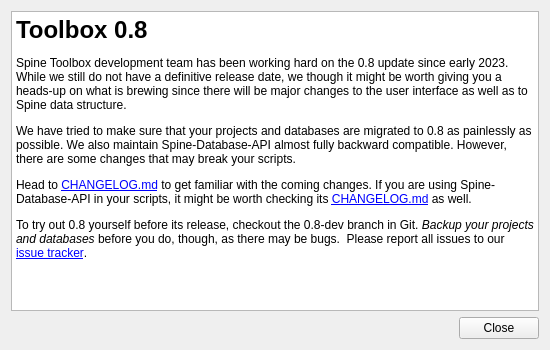
This is spinetoolbox/ui/upgrade_notification.ui in spine-tools/Spine-Toolbox as Qt 5 draws it before an edit. The edited form follows.
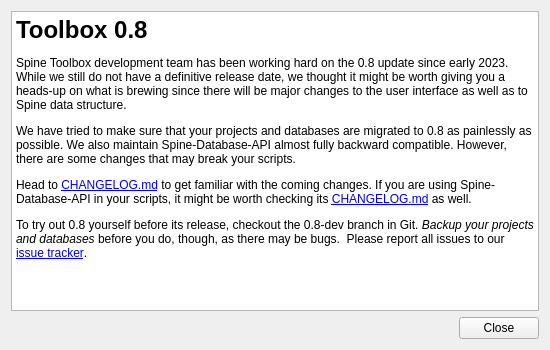
This is the edited form.

Commit message:
Fix typo in Upgrade notification window
Re #2348

```diff
--- a/spinetoolbox/ui/upgrade_notification.ui
+++ b/spinetoolbox/ui/upgrade_notification.ui
@@ -43,7 +43,7 @@
 li.checked::marker { content: &quot;\2612&quot;; }
 &lt;/style&gt;&lt;/head&gt;&lt;body style=&quot; font-family:'Segoe UI'; font-size:9pt; font-weight:400; font-style:normal;&quot;&gt;
 &lt;h1 style=&quot; margin-top:18px; margin-bottom:12px; margin-left:0px; margin-right:0px; -qt-block-indent:0; text-indent:0px;&quot;&gt;&lt;span style=&quot; font-size:xx-large; font-weight:700;&quot;&gt;Toolbox 0.8&lt;/span&gt;&lt;/h1&gt;
-&lt;p style=&quot; margin-top:12px; margin-bottom:12px; margin-left:0px; margin-right:0px; -qt-block-indent:0; text-indent:0px;&quot;&gt;Spine Toolbox development team has been working hard on the 0.8 update since early 2023. While we still do not have a definitive release date, we though it might be worth giving you a heads-up on what is brewing since there will be major changes to the user interface as well as to Spine data structure.&lt;/p&gt;
+&lt;p style=&quot; margin-top:12px; margin-bottom:12px; margin-left:0px; margin-right:0px; -qt-block-indent:0; text-indent:0px;&quot;&gt;Spine Toolbox development team has been working hard on the 0.8 update since early 2023. While we still do not have a definitive release date, we thought it might be worth giving you a heads-up on what is brewing since there will be major changes to the user interface as well as to Spine data structure.&lt;/p&gt;
 &lt;p style=&quot; margin-top:12px; margin-bottom:12px; margin-left:0px; margin-right:0px; -qt-block-indent:0; text-indent:0px;&quot;&gt;We have tried to make sure that your projects and databases are migrated to 0.8 as painlessly as possible. We also maintain Spine-Database-API almost fully backward compatible. However, there are some changes that may break your scripts.&lt;/p&gt;
 &lt;p style=&quot; margin-top:12px; margin-bottom:12px; margin-left:0px; margin-right:0px; -qt-block-indent:0; text-indent:0px;&quot;&gt;Head to &lt;a href=&quot;https://github.com/spine-tools/Spine-Toolbox/blob/0.8-dev/CHANGELOG.md&quot;&gt;&lt;span style=&quot; text-decoration: underline; color:#0000ff;&quot;&gt;CHANGELOG.md&lt;/span&gt;&lt;/a&gt; to get familiar with the coming changes. If you are using Spine-Database-API in your scripts, it might be worth checking its &lt;a href=&quot;https://github.com/spine-tools/Spine-Database-API/blob/0.8-dev/CHANGELOG.md&quot;&gt;&lt;span style=&quot; text-decoration: underline; color:#0000ff;&quot;&gt;CHANGELOG.md&lt;/span&gt;&lt;/a&gt; as well.&lt;/p&gt;
 &lt;p style=&quot; margin-top:12px; margin-bottom:12px; margin-left:0px; margin-right:0px; -qt-block-indent:0; text-indent:0px;&quot;&gt;To try out 0.8 yourself before its release, checkout the &lt;span style=&quot; font-family:'Courier New';&quot;&gt;0.8-dev&lt;/span&gt; branch in Git. &lt;span style=&quot; font-style:italic;&quot;&gt;Backup your projects and databases&lt;/span&gt; before you do, though, as there may be bugs.  Please report all issues to our &lt;a href=&quot;https://github.com/spine-tools/Spine-Toolbox/issues&quot;&gt;&lt;span style=&quot; text-decoration: underline; color:#0000ff;&quot;&gt;issue tracker&lt;/span&gt;&lt;/a&gt;.&lt;/p&gt;&lt;/body&gt;&lt;/html&gt;</string>
```
The commit also changes 1 other file.
